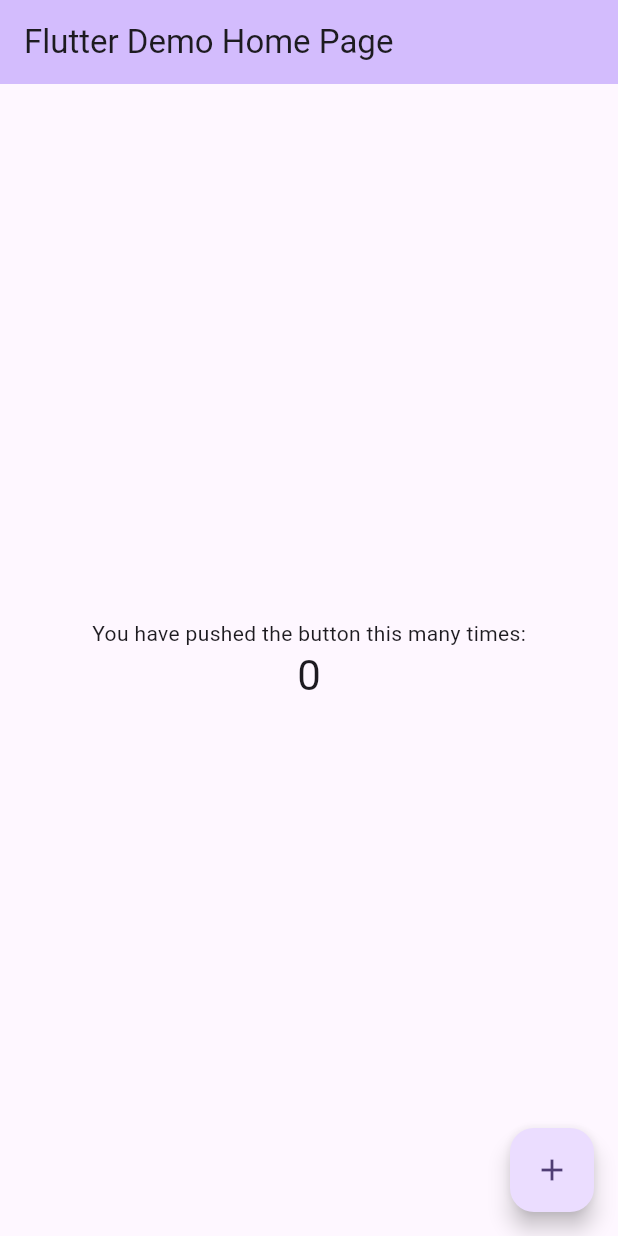
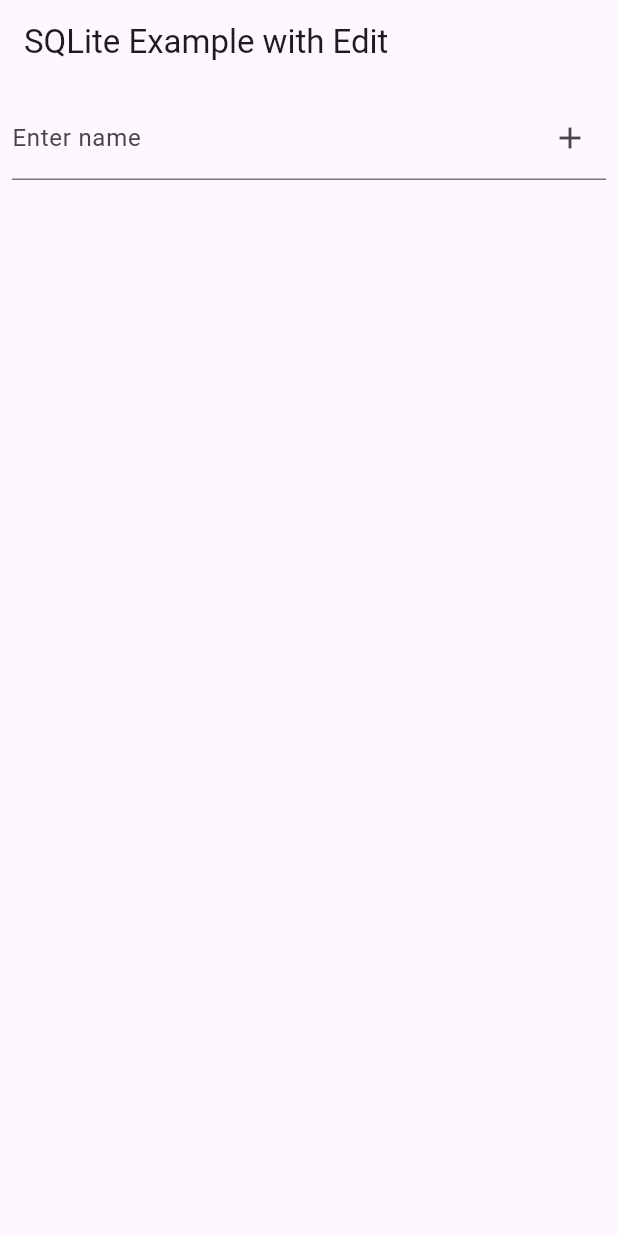
Before and after one commit to ChornChhery/Flutter-with-SQLite, a Flutter app: the screen it shows after launch, on a phone screen of 412 x 824 dp. Run offline on Flutter 3.47's test engine with Material 3 defaults, Android fonts, the phone set to English and light mode, and no system bars; our stand-ins replace sqflite; accounts and stored records are empty.

```diff
--- a/lib/main.dart
+++ b/lib/main.dart
@@ -1,122 +1,141 @@
 import 'package:flutter/material.dart';
+import 'db_helper.dart';
 
 void main() {
-  runApp(const MyApp());
+  runApp(MyApp());
 }
 
 class MyApp extends StatelessWidget {
-  const MyApp({super.key});
-
-  // This widget is the root of your application.
   @override
   Widget build(BuildContext context) {
     return MaterialApp(
-      title: 'Flutter Demo',
-      theme: ThemeData(
-        // This is the theme of your application.
-        //
-        // TRY THIS: Try running your application with "flutter run". You'll see
-        // the application has a purple toolbar. Then, without quitting the app,
-        // try changing the seedColor in the colorScheme below to Colors.green
-        // and then invoke "hot reload" (save your changes or press the "hot
-        // reload" button in a Flutter-supported IDE, or press "r" if you used
-        // the command line to start the app).
-        //
-        // Notice that the counter didn't reset back to zero; the application
-        // state is not lost during the reload. To reset the state, use hot
-        // restart instead.
-        //
-        // This works for code too, not just values: Most code changes can be
-        // tested with just a hot reload.
-        colorScheme: ColorScheme.fromSeed(seedColor: Colors.deepPurple),
-      ),
-      home: const MyHomePage(title: 'Flutter Demo Home Page'),
+      home: UserPage(),
     );
   }
 }
 
-class MyHomePage extends StatefulWidget {
-  const MyHomePage({super.key, required this.title});
+class UserPage extends StatefulWidget {
+  @override
+  _UserPageState createState() => _UserPageState();
+}
 
-  // This widget is the home page of your application. It is stateful, meaning
-  // that it has a State object (defined below) that contains fields that affect
-  // how it looks.
-
-  // This class is the configuration for the state. It holds the values (in this
-  // case the title) provided by the parent (in this case the App widget) and
-  // used by the build method of the State. Fields in a Widget subclass are
-  // always marked "final".
-
-  final String title;
+class _UserPageState extends State<UserPage> {
+  final TextEditingController _controller = TextEditingController();
+  List<Map<String, dynamic>> _users = [];
 
   @override
-  State<MyHomePage> createState() => _MyHomePageState();
-}
+  void initState() {
+    super.initState();
+    _loadUsers(); // Load existing users on startup
+  }
 
-class _MyHomePageState extends State<MyHomePage> {
-  int _counter = 0;
+  /// Load all users from the database
+  Future<void> _loadUsers() async {
+    final data = await DBHelper.getUsers();
+    setState(() {
+      _users = data;
+    });
+  }
 
-  void _incrementCounter() {
-    setState(() {
-      // This call to setState tells the Flutter framework that something has
-      // changed in this State, which causes it to rerun the build method below
-      // so that the display can reflect the updated values. If we changed
-      // _counter without calling setState(), then the build method would not be
-      // called again, and so nothing would appear to happen.
-      _counter++;
-    });
+  /// Add a new user to the database
+  Future<void> _addUser() async {
+    if (_controller.text.isNotEmpty) {
+      await DBHelper.insertUser(_controller.text);
+      _controller.clear();
+      _loadUsers();
+    }
+  }
+
+  /// Delete a user from the database
+  Future<void> _deleteUser(int id) async {
+    await DBHelper.deleteUser(id);
+    _loadUsers();
+  }
+
+  /// Show a dialog to edit user name
+  Future<void> _editUserDialog(int id, String currentName) async {
+    TextEditingController editController = TextEditingController(text: currentName);
+    await showDialog(
+      context: context,
+      builder: (context) {
+        return AlertDialog(
+          title: Text("Edit User"),
+          content: TextField(
+            controller: editController,
+            decoration: InputDecoration(labelText: "Enter new name"),
+          ),
+          actions: [
+            TextButton(
+              child: Text("Cancel"),
+              onPressed: () => Navigator.pop(context),
+            ),
+            ElevatedButton(
+              child: Text("Save"),
+              onPressed: () async {
+                if (editController.text.isNotEmpty) {
+                  await DBHelper.updateUser(id, editController.text);
+                  Navigator.pop(context);
+                  _loadUsers();
+                }
+              },
+            ),
+          ],
+        );
+      },
+    );
   }
 
   @override
   Widget build(BuildContext context) {
-    // This method is rerun every time setState is called, for instance as done
-    // by the _incrementCounter method above.
-    //
-    // The Flutter framework has been optimized to make rerunning build methods
-    // fast, so that you can just rebuild anything that needs updating rather
-    // than having to individually change instances of widgets.
     return Scaffold(
-      appBar: AppBar(
-        // TRY THIS: Try changing the color here to a specific color (to
-        // Colors.amber, perhaps?) and trigger a hot reload to see the AppBar
-        // change color while the other colors stay the same.
-        backgroundColor: Theme.of(context).colorScheme.inversePrimary,
-        // Here we take the value from the MyHomePage object that was created by
-        // the App.build method, and use it to set our appbar title.
-        title: Text(widget.title),
+      appBar: AppBar(title: Text('SQLite Example with Edit')),
+      body: Column(
+        children: [
+          // Text input for adding a new user
+          Padding(
+            padding: EdgeInsets.all(8),
+            child: TextField(
+              controller: _controller,
+              decoration: InputDecoration(
+                labelText: 'Enter name',
+                suffixIcon: IconButton(
+                  icon: Icon(Icons.add),
+                  onPressed: _addUser,
+                ),
+              ),
+            ),
+          ),
+          // Display the list of users
+          Expanded(
+            child: ListView.builder(
+              itemCount: _users.length,
+              itemBuilder: (context, index) {
+                return ListTile(
+                  title: Text(_users[index]['name']),
+                  trailing: Row(
+                    mainAxisSize: MainAxisSize.min,
+                    children: [
+                      // Edit button
+                      IconButton(
+                        icon: Icon(Icons.edit, color: Colors.blue),
+                        onPressed: () => _editUserDialog(
+                          _users[index]['id'],
+                          _users[index]['name'],
+                        ),
+                      ),
+                      // Delete button
+                      IconButton(
+                        icon: Icon(Icons.delete, color: Colors.red),
+                        onPressed: () => _deleteUser(_users[index]['id']),
+                      ),
+                    ],
+                  ),
+                );
+              },
+            ),
+          ),
+        ],
       ),
-      body: Center(
-        // Center is a layout widget. It takes a single child and positions it
-        // in the middle of the parent.
-        child: Column(
-          // Column is also a layout widget. It takes a list of children and
-          // arranges them vertically. By default, it sizes itself to fit its
-          // children horizontally, and tries to be as tall as its parent.
-          //
-          // Column has various properties to control how it sizes itself and
-          // how it positions its children. Here we use mainAxisAlignment to
-          // center the children vertically; the main axis here is the vertical
-          // axis because Columns are vertical (the cross axis would be
-          // horizontal).
-          //
-          // TRY THIS: Invoke "debug painting" (choose the "Toggle Debug Paint"
-          // action in the IDE, or press "p" in the console), to see the
-          // wireframe for each widget.
-          mainAxisAlignment: MainAxisAlignment.center,
-          children: <Widget>[
-            const Text('You have pushed the button this many times:'),
-            Text(
-              '$_counter',
-              style: Theme.of(context).textTheme.headlineMedium,
-            ),
-          ],
-        ),
-      ),
-      floatingActionButton: FloatingActionButton(
-        onPressed: _incrementCounter,
-        tooltip: 'Increment',
-        child: const Icon(Icons.add),
-      ), // This trailing comma makes auto-formatting nicer for build methods.
     );
   }
 }
```
